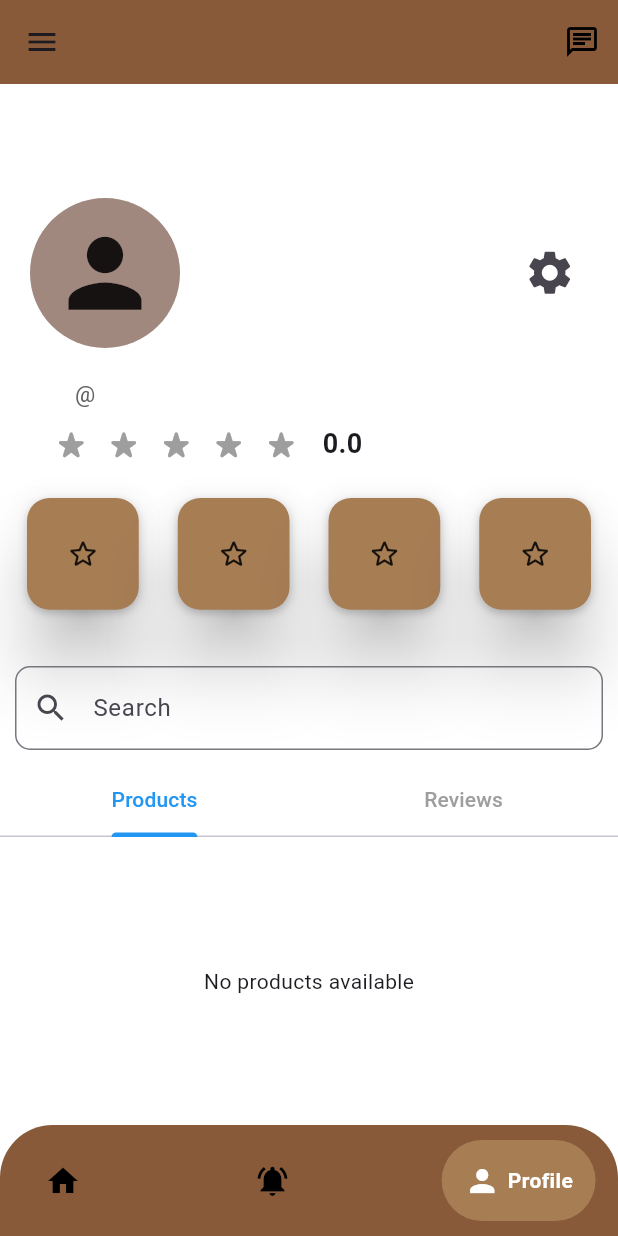
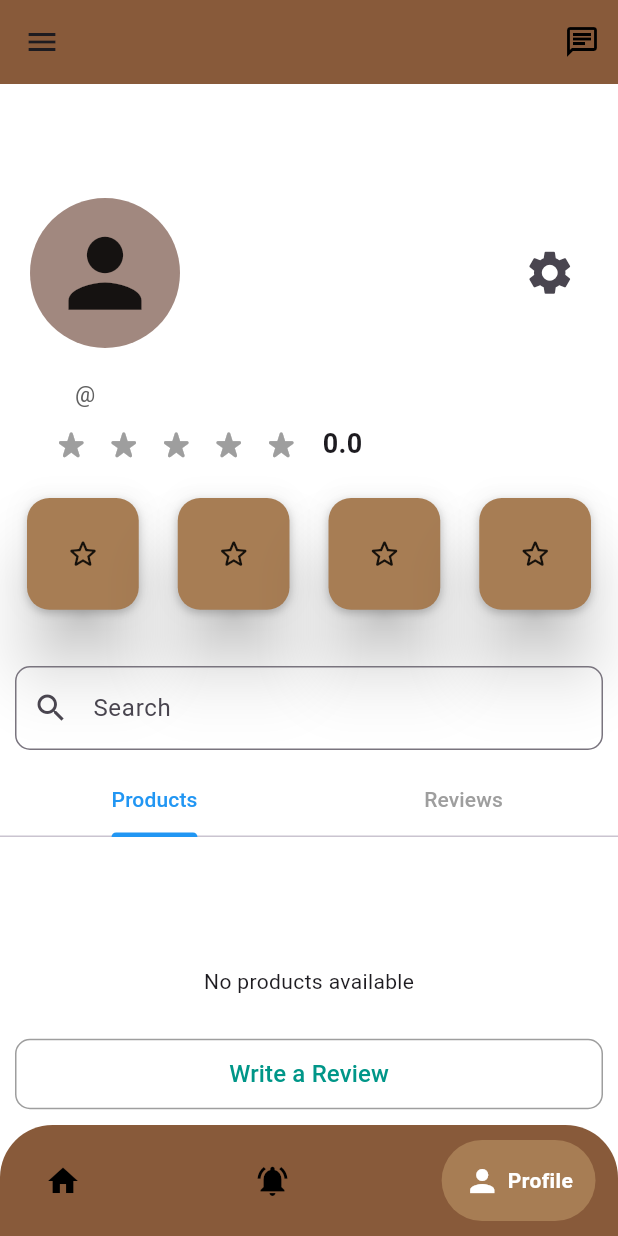
Before and after one commit to auniNajwa/buku_text_map, a Flutter app: the screen it shows once a user with an empty profile is signed in, item 3 of the bottom bar chosen, on a phone screen of 412 x 824 dp. Run offline on Flutter 3.47's test engine with Material 3 defaults, Android fonts, the light colour scheme and no system bars; drawn by our look-alikes of flutter_rating_bar, google_nav_bar; our stand-ins replace cloud_firestore, firebase_auth, firebase_core, firebase_storage, fl_chart, image_picker; accounts and stored records are empty.

Commit message:
Admin give feedback

```diff
--- a/BukuTextLy_admins/bukutextly_admins/lib/pages/profile_page.dart
+++ b/BukuTextLy_admins/bukutextly_admins/lib/pages/profile_page.dart
@@ -93,6 +93,7 @@ class _ProfilePageState extends State<ProfilePage> {
                 final updatedFeedback = FeedbackModel(
                   id: feedback.id,
                   userId: feedback.userId,
+                  userName: feedback.userName,
                   rating: newRating,
                   comment: commentController.text,
                   timestamp: DateTime.now(),
@@ -402,7 +403,7 @@ class _ProfilePageState extends State<ProfilePage> {
                                               MainAxisAlignment.spaceBetween,
                                           children: [
                                             Text(
-                                              feedback.userId,
+                                              '@${feedback.userName ?? "Unknown User"}',
                                               style: const TextStyle(
                                                   fontWeight: FontWeight.bold),
                                             ),
@@ -470,6 +471,37 @@ class _ProfilePageState extends State<ProfilePage> {
                 ),
               ],
             ),
+            Positioned(
+              bottom: 10,
+              left: 10,
+              right: 10,
+              child: OutlinedButton(
+                onPressed: () {
+                  Navigator.push(
+                    context,
+                    MaterialPageRoute(
+                      builder: (context) => const FeedbackPage(),
+                    ),
+                  );
+                },
+                style: OutlinedButton.styleFrom(
+                  backgroundColor: Colors.white,
+                  side: BorderSide(color: Colors.grey), // Border color
+                  shape: RoundedRectangleBorder(
+                    borderRadius: BorderRadius.circular(10), // Rounded corners
+                  ),
+                  padding: EdgeInsets.symmetric(
+                      vertical: 12), // Padding inside the button
+                ),
+                child: Text(
+                  'Write a Review',
+                  style: TextStyle(
+                    color: Colors.teal, // Text color
+                    fontSize: 16, // Font size
+                  ),
+                ),
+              ),
+            ),
           ],
         ),
       ),
--- a/BukuTextLy_admins/bukutextly_admins/lib/utils/feedback_model.dart
+++ b/BukuTextLy_admins/bukutextly_admins/lib/utils/feedback_model.dart
@@ -6,10 +6,12 @@ class FeedbackModel {
   final double rating;
   final String comment;
   final DateTime timestamp;
+  final String? userName;
 
   FeedbackModel({
     required this.id,
     required this.userId,
+    required this.userName,
     required this.rating,
     required this.comment,
     required this.timestamp,
@@ -19,6 +21,7 @@ class FeedbackModel {
     return FeedbackModel(
       id: data['id'] as String,
       userId: data['userId'] as String,
+      userName: data['userName'] as String?,
       rating: data['rating'] as double,
       comment: data['comment'] as String,
       timestamp: (data['timestamp'] as Timestamp).toDate(),
@@ -29,6 +32,7 @@ class FeedbackModel {
     return {
       'id': id,
       'userId': userId,
+      'userName': userName,
       'rating': rating,
       'comment': comment,
       'timestamp':
```
Also changed, not shown: BukuTextLy_admins/bukutextly_admins/lib/pages/feedback_page.dart (+48 -1 lines).
